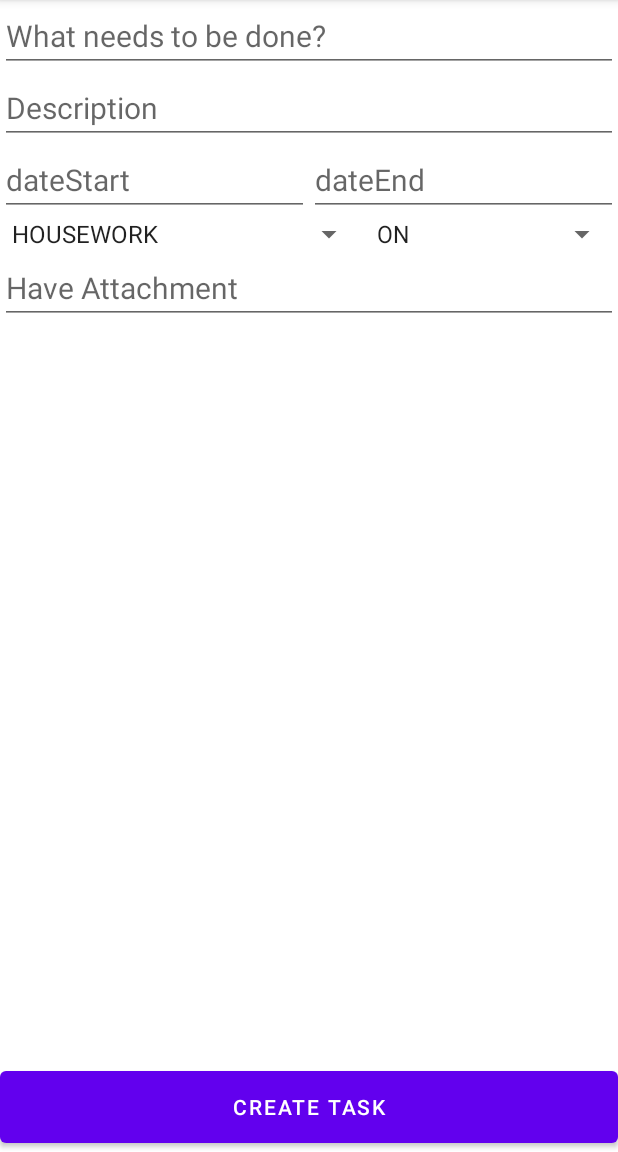
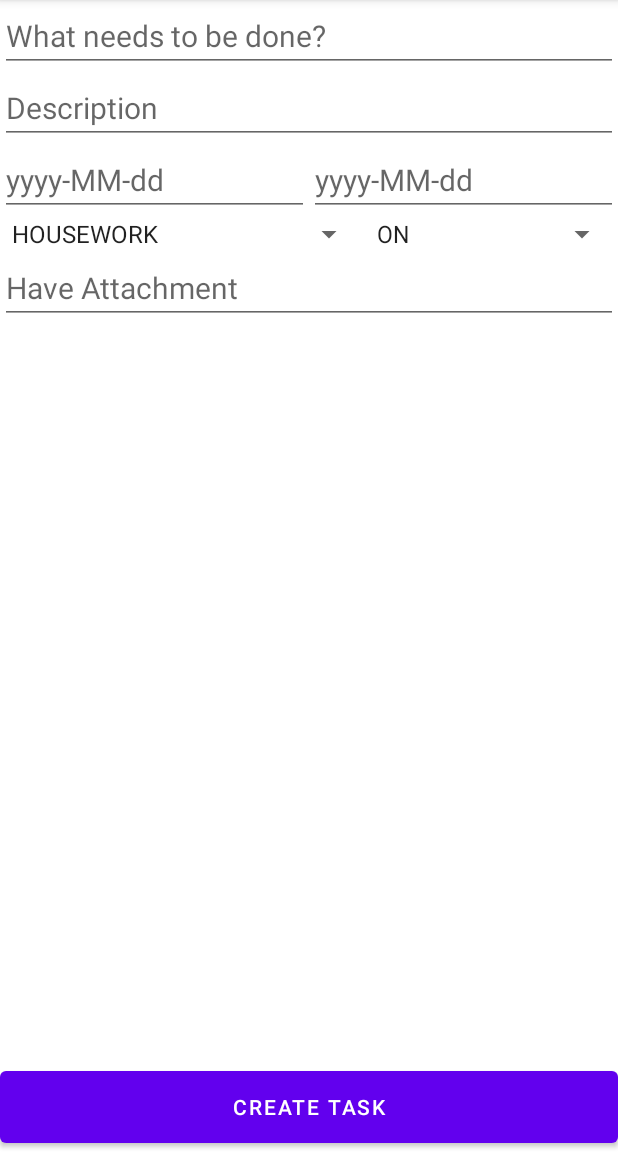
Before and after one commit to KamilSzus/ListaToDo, an Android app: the screen it shows after launch (MainActivity), after a tap on an icon or button, on a phone screen of 412 x 824 dp, the part 84-1236 px from its top. Run offline under Robolectric (Android 15) with nearby library versions, the phone set to English and light mode, and no system bars.

Commit message:
adding task work properly

```diff
--- a/app/src/main/java/com/example/listatodo/MainActivity.java
+++ b/app/src/main/java/com/example/listatodo/MainActivity.java
@@ -57,16 +57,16 @@ public class MainActivity extends AppCompatActivity implements ClickListener {
        //         , TaskCategory.OTHER
        //         ,false));
 
-        taskData = db.getAllTasks();
-        model.setTaskData(taskData);
-
-        for (TaskData task : taskData) {
-            System.out.println(task.getTaskDescription());
-        }
+        loadTasks();
 
         floatingButton = findViewById(R.id.fab);
         floatingButton.setOnClickListener(view -> replaceFragment(new CreateTask()));
         replaceFragment(new TaskRecyclerViewFragment());
+    }
+
+    public void loadTasks() {
+        taskData = db.getAllTasks();
+        model.setTaskData(taskData);
     }
 
     public FloatingActionButton getFloatingActionButton(){
--- a/app/src/main/java/com/example/listatodo/recyclerView/ClickListener.java
+++ b/app/src/main/java/com/example/listatodo/recyclerView/ClickListener.java
@@ -2,5 +2,6 @@ package com.example.listatodo.recyclerView;
 
 public interface ClickListener {
     void onClickItem(int position);
+
     void onLongClickItem(int position);
 }
--- a/app/src/main/java/com/example/listatodo/recyclerView/TaskRecyclerViewFragment.java
+++ b/app/src/main/java/com/example/listatodo/recyclerView/TaskRecyclerViewFragment.java
@@ -34,14 +34,18 @@ public class TaskRecyclerViewFragment extends Fragment implements ClickListener
         return inflater.inflate(R.layout.fragment_task_recycler_view, container, false);
     }
 
+    public RecyclerViewAdapter getRecyclerViewAdapter(){
+        return adapter;
+    }
+
     @Override
     public void onViewCreated(@NonNull View view, @Nullable Bundle savedInstanceState) {
         super.onViewCreated(view, savedInstanceState);
 
         this.view = view;
         final Observer<List<TaskData>> taskDataObserver = this::startRecyclerView;
-        ViewModel model = new ViewModelProvider((MainActivity)requireActivity()).get(ViewModel.class);
-        model.getTaskData().observe(getViewLifecycleOwner(),taskDataObserver);
+        ViewModel model = new ViewModelProvider(requireActivity()).get(ViewModel.class);
+        model.getTaskData().observe(getViewLifecycleOwner(), taskDataObserver);
         taskData = model.getTaskData().getValue();
     }
 
@@ -57,13 +61,13 @@ public class TaskRecyclerViewFragment extends Fragment implements ClickListener
     public void onClickItem(int position) {
         Intent intent = new Intent(getActivity(), MoreDetailsAboutTask.class);
 
-        intent.putExtra("title",taskData.get(position).getTaskTitle());
-        intent.putExtra("description",taskData.get(position).getTaskDescription());
-        intent.putExtra("start",taskData.get(position).getTaskStart());
-        intent.putExtra("end",taskData.get(position).getTaskEnd());
-        intent.putExtra("category",taskData.get(position).getTaskCategory());
-        intent.putExtra("status",taskData.get(position).getTaskStatus());
-        intent.putExtra("attachment",taskData.get(position).getHaveAttachment());
+        intent.putExtra("title", taskData.get(position).getTaskTitle());
+        intent.putExtra("description", taskData.get(position).getTaskDescription());
+        intent.putExtra("start", taskData.get(position).getTaskStart());
+        intent.putExtra("end", taskData.get(position).getTaskEnd());
+        intent.putExtra("category", taskData.get(position).getTaskCategory());
+        intent.putExtra("status", taskData.get(position).getTaskStatus());
+        intent.putExtra("attachment", taskData.get(position).getHaveAttachment());
 
         startActivity(intent);
     }
--- a/app/src/main/java/com/example/listatodo/taskDataModel/TaskCategory.java
+++ b/app/src/main/java/com/example/listatodo/taskDataModel/TaskCategory.java
@@ -1,8 +1,5 @@
 package com.example.listatodo.taskDataModel;
 
 public enum TaskCategory {
-    HOUSEWORK
-    ,JOB
-    ,STUDY
-    ,OTHER;
+    HOUSEWORK, JOB, STUDY, OTHER;
 }
--- a/app/src/main/res/layout/fragment_create_task.xml
+++ b/app/src/main/res/layout/fragment_create_task.xml
@@ -39,7 +39,7 @@
             android:id="@+id/editTextDateStart"
             android:layout_width="match_parent"
             android:layout_height="wrap_content"
-            android:hint="@string/datestart"
+            android:hint="@string/dateFormat"
             android:textAlignment="viewStart"
             android:textSize="20sp"
             android:layout_weight="1"
@@ -50,7 +50,7 @@
             android:id="@+id/editTextDateEnd"
             android:layout_width="match_parent"
             android:layout_height="wrap_content"
-            android:hint="@string/dateend"
+            android:hint="@string/dateFormat"
             android:textAlignment="viewStart"
             android:layout_weight="1"
             android:textSize="20sp"
--- a/app/src/main/res/values/strings.xml
+++ b/app/src/main/res/values/strings.xml
@@ -13,4 +13,5 @@
     <string name="category">Category</string>
     <string name="taskStatus">Task status</string>
     <string name="haveAttachment">Have Attachment</string>
+    <string name="dateFormat">yyyy-MM-dd</string>
 </resources>
```
Also changed, not shown: app/src/main/java/com/example/listatodo/CreateTask.java (+23 -15 lines), app/src/main/java/com/example/listatodo/MoreDetailsAboutTask.java (+16 -3 lines), app/src/main/java/com/example/listatodo/recyclerView/RecyclerViewAdapter.java (+6 -5 lines).
